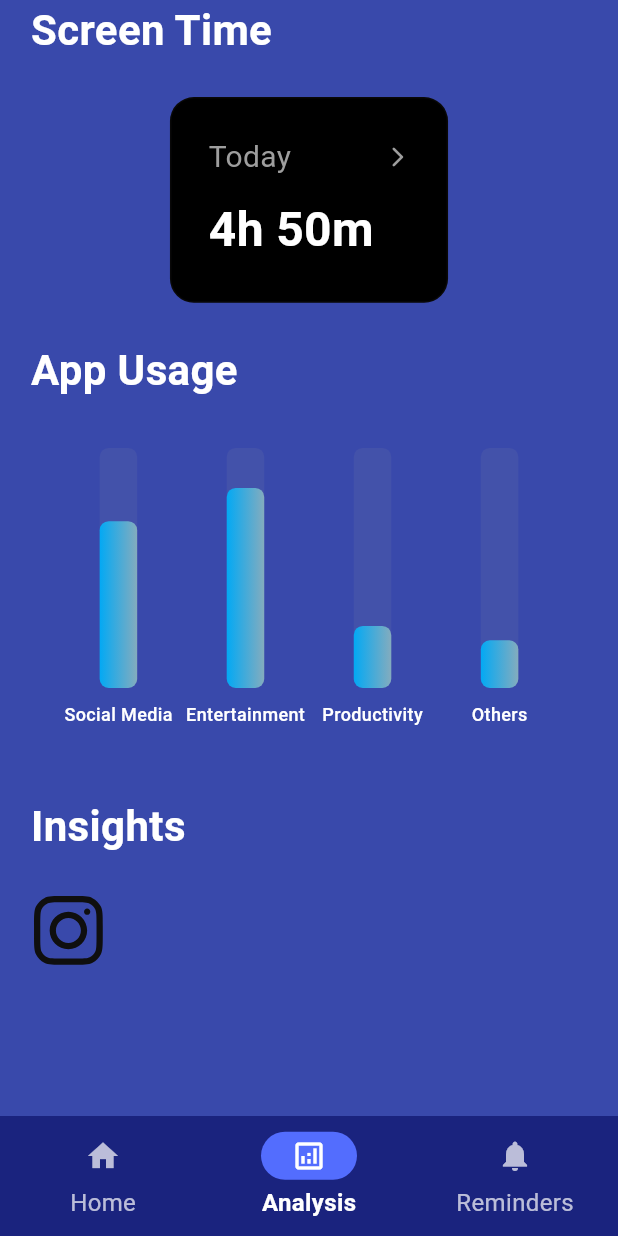
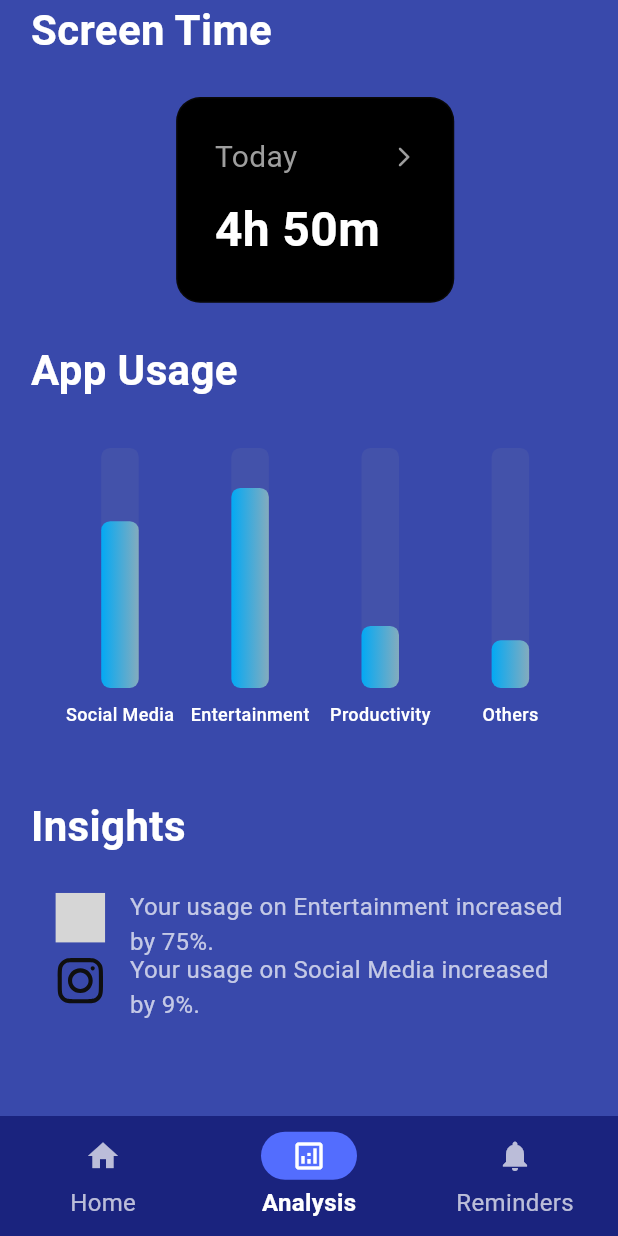
Before and after one commit to honhaoyuan0/Malefic-Visions, a Flutter app: the screen it shows after launch, item 2 of the bottom bar chosen, on a phone screen of 412 x 824 dp. Run offline on Flutter 3.47's test engine with Material 3 defaults, Android fonts, the light colour scheme and no system bars; drawn by our look-alikes of fl_chart; our stand-ins replace flutter_svg; grey boxes are pictures that could not be loaded.

Commit message:
Added prototype for insights showing screen time comparison by category

```diff
--- a/lib/screens/screen_utils.dart
+++ b/lib/global_utilities/screen_utils.dart
@@ -1,5 +1,4 @@
 import 'package:flutter/material.dart';
-
 
 // A utility class for accessing screen dimensions and paddings -
 // - for more responsive layouts based on screen size
--- a/lib/screens/analysis.dart
+++ b/lib/screens/analysis.dart
@@ -1,27 +1,29 @@
 import 'package:flutter/material.dart';
 import 'package:flutter_svg/flutter_svg.dart';
-import 'screen_utils.dart';
-import 'package:malefic_visions/screens/screen_time.dart';
-import 'package:malefic_visions/screens/bar_chart.dart';
+import 'screens.dart';
 
-class ScreenTimeAnalysis extends StatelessWidget {
+class ScreenTimeAnalysis extends StatefulWidget {
   const ScreenTimeAnalysis({super.key});
 
   @override
+  State<ScreenTimeAnalysis> createState() => _ScreenTimeAnalysisState();
+}
+
+class _ScreenTimeAnalysisState extends State<ScreenTimeAnalysis>{
+  @override
   Widget build(BuildContext context) {
     final screen = ScreenUtils(context);
-        return Padding(
+        return Scaffold(
+          body: SafeArea(
           // Adjust padding based on screen size - to prevent overflow issues
+            child:Padding(
               padding: EdgeInsets.only(
-            top: screen.topPadding,
-            bottom: screen.bottomPadding,
                 left: screen.width * 0.05,
-            right: screen.width * 0.05,
+                right: screen.width * 0.03,
                 ),
-            child: Column(
-              crossAxisAlignment: CrossAxisAlignment.start,
+                //Wrap with ListView to show blocked contents
+                child: ListView(
                   children: [
-
                     //Screen Time
                     const TitleText('Screen Time'),
                     SizedBox(height: screen.height * 0.03),
@@ -37,12 +39,15 @@ class ScreenTimeAnalysis extends StatelessWidget {
                     //Insights
                     const TitleText('Insights'),
                     SizedBox(height: screen.height * 0.03),
-                SvgPicture.asset(
-                  'assets/instagram-svgrepo-com.svg',
-                  width: 50,
-                  height: 50,
+                    AppInsights(),
+                    //SvgPicture.asset(
+                    //  'assets/instagram-svgrepo-com.svg',
+                    //  width: 50,
+                    //  height: 50,
+                    //),
+                  ],
                 ),
-              ],
+              ),
             ),
           );
   }
--- a/lib/screens/bar_chart.dart
+++ b/lib/screens/bar_chart.dart
@@ -1,6 +1,6 @@
 import 'package:flutter/material.dart';
 import 'package:fl_chart/fl_chart.dart';
-import 'screen_utils.dart';
+import 'screens.dart';
 
 class CategoryBarChart extends StatefulWidget {
   const CategoryBarChart({super.key});
--- /dev/null
+++ b/lib/screens/insights.dart
@@ -0,0 +1,134 @@
+import 'package:flutter/material.dart';
+import 'package:flutter_svg/svg.dart';
+import 'screens.dart';
+import 'dart:math';
+
+class AppInsights extends StatefulWidget {
+  const AppInsights({super.key});
+
+  @override
+  State<AppInsights> createState() => _AppInsightState();
+}
+
+// Optimized insight row widget
+Widget buildInsightRow({
+  required BuildContext context,
+  required String svgPath,
+  required String message,
+}) {
+  final screen = ScreenUtils(context);
+
+  return Padding(
+    padding: EdgeInsets.symmetric(
+      horizontal: screen.width * 0.04,
+      //vertical: screen.height * 0.01,
+    ),
+    child: Row(
+      crossAxisAlignment: CrossAxisAlignment.start,
+      children: [
+        SizedBox(
+          width: screen.width * 0.08,
+          height: screen.width * 0.08, // Use width for both to maintain aspect ratio
+          child: SvgPicture.asset(
+            svgPath,
+            fit: BoxFit.contain,
+            // Add caching and error handling
+            placeholderBuilder: (context) => Container(
+              decoration: BoxDecoration(
+                color: Colors.grey[300],
+                borderRadius: BorderRadius.circular(4),
+              ),
+              child: Icon(
+                Icons.apps,
+                size: screen.width * 0.08,
+                color: Colors.grey[600],
+              ),
+            ),
+          ),
+        ),
+        SizedBox(width: screen.width * 0.04), // Reduced spacing
+        Expanded(
+          child: Text(
+            message,
+            style: const TextStyle(
+              fontSize: 16,
+            ),
+            //Ensure the top of the text is aligned with svg
+            //Removes built-in padding for text
+            textHeightBehavior: const TextHeightBehavior(
+              applyHeightToFirstAscent: false,
+              applyHeightToLastDescent: false,
+            ),
+            maxLines: 3, //next row for text if its too long
+          ),
+        ),
+      ],
+    ),
+  );
+}
+
+class _AppInsightState extends State<AppInsights> {
+
+  //Map Categories to their respective icons
+  final Map<String,String> categoryIcons = {
+    'Social Media': 'assets/instagram-svgrepo-com.svg',
+    'Entertainment': 'assets/video-library-svgrepo-com.svg',
+    'Productivity': 'assets/note-svgrepo-com.svg',
+  };
+
+
+  //Generate insights based on mock data
+  List<Map<String, String>> generateInsights(){
+    final differences = calculateCategoryDifferences(
+      mockTodayUsage: mockTodayUsage,
+      mockYesterdayUsage: mockYesterdayUsage
+      );
+
+      //Empty lists to store insights messages
+      final insights = <Map<String,String>>[];
+      final random = Random(); //Randomly chooses among categories
+
+      //Shuffle the categories
+      final categoryList = differences.entries.toList();//Convert to list
+      categoryList.shuffle(random);
+
+      //Show 1-2 insights only
+      final maxInsights = random.nextInt(2) + 1;
+      var count = 0;
+
+      for (var entry in categoryList){
+        if(count >= maxInsights) break;
+
+        final category = entry.key;
+        final percentage = entry.value;
+
+        if(percentage.abs() > 0){ //Only show changes >10%
+          final isIncrease = percentage > 0;
+          final changes = isIncrease ? 'increased' : 'decreased';
+          final absPercentage = percentage.abs().toStringAsFixed(0); //Make percentage absolute
+
+          insights.add({
+            'category': category,
+            'message': 'Your usage on $category $changes by $absPercentage%.',
+            'icon': categoryIcons[category]!,
+          });
+          count++;
+        }
+      }
+       return insights;
+      }
+
+
+  @override
+  Widget build(BuildContext context) {
+    final insights = generateInsights();
+      return Column(
+        mainAxisSize: MainAxisSize.min,
+          children: insights.map((insight) => buildInsightRow(
+            context: context,
+            svgPath: insight['icon']!,
+            message: insight['message']!,
+          )).toList(),
+      );
+   }
+}
--- a/lib/screens/screen_time.dart
+++ b/lib/screens/screen_time.dart
@@ -1,6 +1,5 @@
 import'package:flutter/material.dart';
-import'package:malefic_visions/screens/screen_utils.dart';
-import'screen_time_breakdown.dart';
+import'screens.dart';
 
 // Placeholder widget using mock data for screen time.
 // real screen time data will be integrated later.
--- a/lib/screens/screen_time_breakdown.dart
+++ b/lib/screens/screen_time_breakdown.dart
@@ -1,5 +1,5 @@
 import 'package:flutter/material.dart';
-import 'screen_utils.dart';
+import 'screens.dart';
 
 class ScreenTimeBreakdown extends StatefulWidget {
   const ScreenTimeBreakdown({super.key});
--- /dev/null
+++ b/lib/screens/screen_time_comparison.dart
@@ -0,0 +1,87 @@
+import 'package:flutter/material.dart';
+
+//Mock app usage for screen time insights - compare screen time between two days
+class AppUsage{
+  final String appName;
+  final String category;
+  final Duration usageTime;
+
+  AppUsage({
+    required this.appName,
+    required this.category,
+    required this.usageTime,
+  });
+}
+
+  //Screen time for current day
+  final List<AppUsage>mockYesterdayUsage = [
+    AppUsage(appName:'Instagram', category:'Social Media', usageTime: Duration(hours: 1, minutes: 35)),
+    AppUsage(appName:'TikTok', category:'Social Media', usageTime: Duration(hours: 0, minutes: 40)),
+    AppUsage(appName:'YouTube', category:'Entertainment', usageTime: Duration(hours: 0, minutes: 52)),
+    AppUsage(appName:'Facebook', category:'Social Media', usageTime: Duration(hours: 1, minutes: 23)),
+  ];
+
+  //Screen time for yesterday
+  final List<AppUsage> mockTodayUsage = [
+    AppUsage(appName:'Instagram', category:'Social Media', usageTime: Duration(hours: 0, minutes: 45)),
+    AppUsage(appName:'TikTok', category:'Social Media', usageTime: Duration(hours: 1, minutes: 40)),
+    AppUsage(appName:'YouTube', category:'Entertainment', usageTime: Duration(hours: 1, minutes: 31)),
+    AppUsage(appName:'Facebook', category:'Social Media', usageTime: Duration(hours: 1, minutes: 33)),
+  ];
+
+  //Sum up the screen time for each category
+  Map<String,Duration> sumofCategory(List<AppUsage> usageList){
+    //Store the total screen time
+    final Map<String,Duration> categoryTotal = {};
+
+    for(var usage in usageList){
+      if (categoryTotal.containsKey(usage.category)){ //check if current category exist in categoryTotals
+        categoryTotal[usage.category] = categoryTotal[usage.category]! + usage.usageTime; //if true - add the time to exsiting total
+      }
+      else {
+        categoryTotal[usage.category] = usage.usageTime;
+      }
+    }
+    return categoryTotal;
+  }
+
+  //Calculate the usage differences between two days
+  Map<String,double> calculateCategoryDifferences({
+    required List<AppUsage> mockTodayUsage,
+    required List<AppUsage> mockYesterdayUsage,
+  }) {
+    //Sum today's and yesterday usage by catergory
+    final sumOfToday = sumofCategory(mockTodayUsage);
+    final sumofYesterday = sumofCategory(mockYesterdayUsage);
+
+    //Initialize a list to store all category names
+    final List<String> allCategories = [];
+
+    //Loop through today's usage
+    for(var category in sumOfToday.keys){
+      if(!allCategories.contains(category)){
+        allCategories.add(category);
+      }
+    }
+
+    //Loop through yesterday's usage
+    for(var category in sumofYesterday.keys){
+      if(!allCategories.contains(category)){
+        allCategories.add(category);
+      }
+    }
+    //Use map to store the percentage differences
+  final Map<String, double> percentageDiff = {};
+
+  //Loop through every categories
+  for(var category in allCategories){
+    //Convert duration into minutes for easier calculations
+    final durationToday = sumOfToday[category]?.inMinutes ?? 0; //return 0 if null
+    final durationYesterday = sumofYesterday[category]?.inMinutes ?? 0;
+
+  //Calculation
+  final diff = ((durationToday - durationYesterday) / durationYesterday) *100;
+  percentageDiff  [category] = diff;
+  }
+  return percentageDiff;
+ }
--- a/lib/screens/screens.dart
+++ b/lib/screens/screens.dart
@@ -1,3 +1,9 @@
 export 'home_screen.dart';
 export 'reminder_screen.dart';
 export 'analysis.dart';
+export 'screen_time.dart';
+export 'screen_time_breakdown.dart';
+export '../global_utilities/screen_utils.dart';
+export 'bar_chart.dart';
+export 'screen_time_comparison.dart';
+export 'insights.dart';
```
Lines whose indentation alone changed are shown as unchanged.
